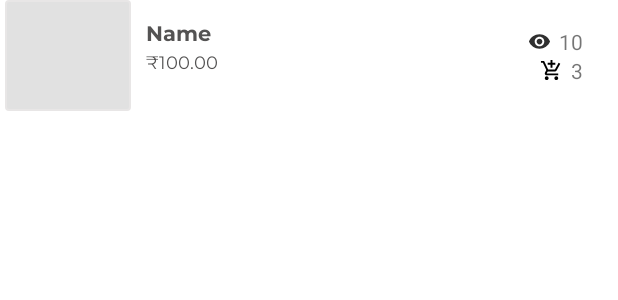
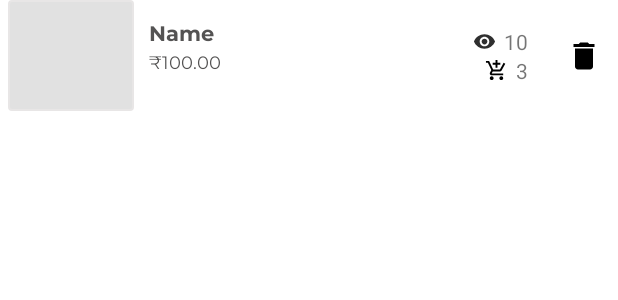
Before and after one commit to Necromancer376/CampusBuy, an Android app: the layout item_list_layout.xml on its own in the app's theme, with its tools: preview values and no code run, on a phone screen of 412 x 824 dp. Shown: the top 300 px of the screen. Run offline under Robolectric (Android 15) with nearby library versions, the light colour scheme and no system bars.

Commit message:
delete button my products

```diff
--- a/app/src/main/java/com/example/campusbuy/ui/adapters/myProductsListAdapter.kt
+++ b/app/src/main/java/com/example/campusbuy/ui/adapters/myProductsListAdapter.kt
@@ -33,6 +33,10 @@ class myProductsListAdapter(
             holder.itemView.tv_item_price.text = "₹${model.price}"
             holder.itemView.tv_product_viewed_count.text = model.seenCount.toString()
             holder.itemView.tv_product_interested_count.text = model.interested.size.toString()
+
+            holder.itemView.ib_delete_product.setOnClickListener{
+                //TODO delete
+            }
         }
     }
 
--- a/app/src/main/java/com/example/campusbuy/ui/fragments/ProductsFragment.kt
+++ b/app/src/main/java/com/example/campusbuy/ui/fragments/ProductsFragment.kt
@@ -44,6 +44,10 @@ class ProductsFragment : BaseFragment() {
             rv_my_product_items.visibility = View.GONE
             tv_no_products_found.visibility = View.VISIBLE
         }
+    }
+
+    fun deleteProduct(productId: String) {
+
     }
 
     private fun getProductsListFromFireStore() {
--- a/app/src/main/res/layout/item_dashboard_layout.xml
+++ b/app/src/main/res/layout/item_dashboard_layout.xml
@@ -120,7 +120,6 @@
                     android:layout_height="wrap_content"
                     android:text="3" />
             </LinearLayout>
-
         </LinearLayout>
     </LinearLayout>
 </RelativeLayout>
--- a/app/src/main/res/layout/item_list_layout.xml
+++ b/app/src/main/res/layout/item_list_layout.xml
@@ -4,7 +4,7 @@
     android:layout_width="match_parent"
     android:layout_height="wrap_content"
     xmlns:app="http://schemas.android.com/apk/res-auto"
-    android:paddingHorizontal="3dp">
+    android:paddingHorizontal="5dp">
 
     <LinearLayout
         android:id="@+id/ll_item_image"
@@ -108,7 +108,6 @@
                     android:layout_height="wrap_content"
                     android:text="3" />
             </LinearLayout>
-
         </LinearLayout>
     </LinearLayout>
 
@@ -121,9 +120,8 @@
         android:foreground="?attr/selectableItemBackgroundBorderless"
         app:layout_constraintEnd_toEndOf="parent"
         app:layout_constraintStart_toEndOf="@id/ll_product_details"
-        app:layout_constraintTop_toTopOf="parent" />
-
+        app:layout_constraintTop_toTopOf="parent"
+        app:layout_constraintBottom_toBottomOf="parent"
+        android:padding="@dimen/delete_icon_padding"
+        android:src="@drawable/ic_vector_delete"/>
 </androidx.constraintlayout.widget.ConstraintLayout>
-
-<!--    android:padding="@dimen/delete_icon_padding"-->
-<!--    android:src="@drawable/ic_vector_delete"-->
--- a/app/src/main/res/values/dimens.xml
+++ b/app/src/main/res/values/dimens.xml
@@ -91,4 +91,5 @@
     <dimen name="dashboard_item_price_marginTop">2dp</dimen>
 
     <dimen name="item_dashboard_viewd_image_size">15dp</dimen>
+    <dimen name="delete_icon_padding">5dp</dimen>
 </resources>
```
